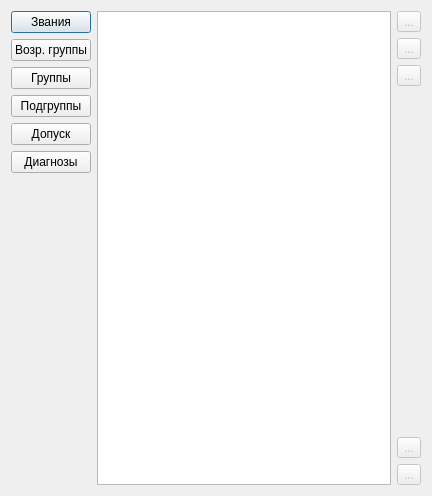
rainovskyqt/PhysFitPWD, file src/dictionary/dictionaryform.ui: the form before one commit.
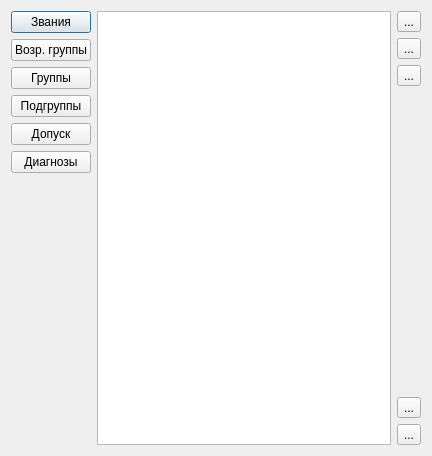
The form after the commit. Icons and pictures are not drawn.

What changed in the file:
```diff
--- a/src/dictionary/dictionaryform.ui
+++ b/src/dictionary/dictionaryform.ui
@@ -7,7 +7,7 @@
     <x>0</x>
     <y>0</y>
     <width>432</width>
-    <height>496</height>
+    <height>456</height>
    </rect>
   </property>
   <property name="windowTitle">
@@ -95,7 +95,7 @@
      <item>
       <widget class="QToolButton" name="btn_add">
        <property name="enabled">
-        <bool>false</bool>
+        <bool>true</bool>
        </property>
        <property name="text">
         <string>...</string>
@@ -109,7 +109,7 @@
      <item>
       <widget class="QToolButton" name="btn_edit">
        <property name="enabled">
-        <bool>false</bool>
+        <bool>true</bool>
        </property>
        <property name="text">
         <string>...</string>
@@ -123,7 +123,7 @@
      <item>
       <widget class="QToolButton" name="btn_delete">
        <property name="enabled">
-        <bool>false</bool>
+        <bool>true</bool>
        </property>
        <property name="text">
         <string>...</string>
@@ -150,7 +150,7 @@
      <item>
       <widget class="QToolButton" name="btn_up">
        <property name="enabled">
-        <bool>false</bool>
+        <bool>true</bool>
        </property>
        <property name="text">
         <string>...</string>
@@ -164,7 +164,7 @@
      <item>
       <widget class="QToolButton" name="btn_down">
        <property name="enabled">
-        <bool>false</bool>
+        <bool>true</bool>
        </property>
        <property name="text">
         <string>...</string>
```
Left out of the diff: 2 changed lines with no effect on the pictures.
